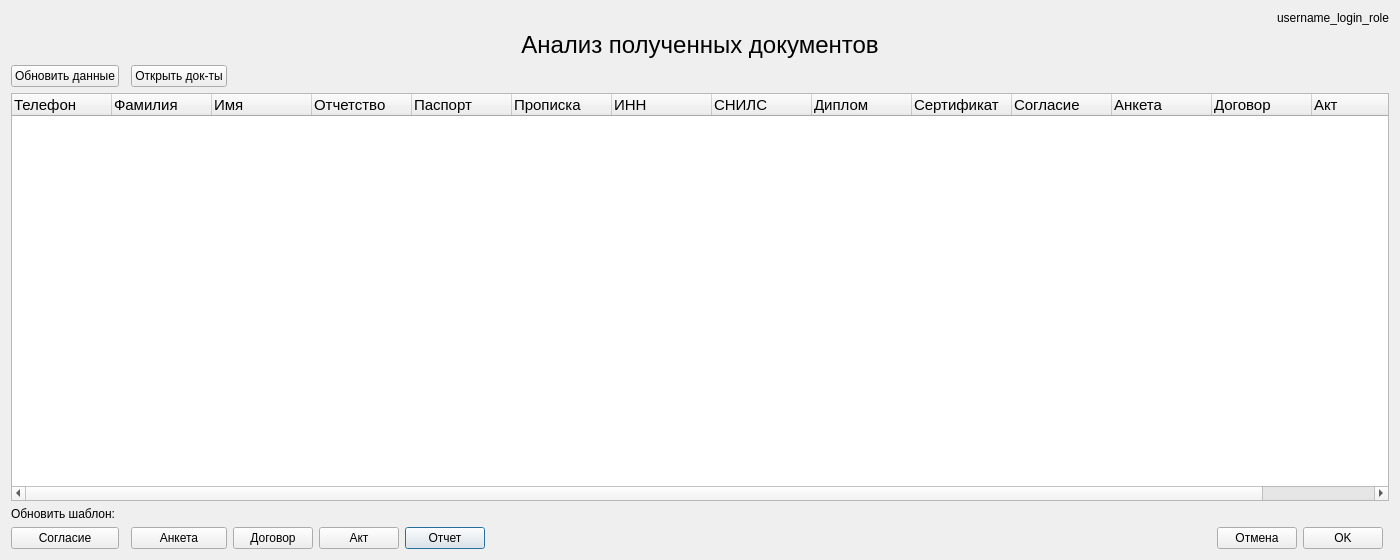
First picture: the form in Ui_designer/Ui_Analisis_list.ui, repository Vsesvet/FastComm, before the edit.
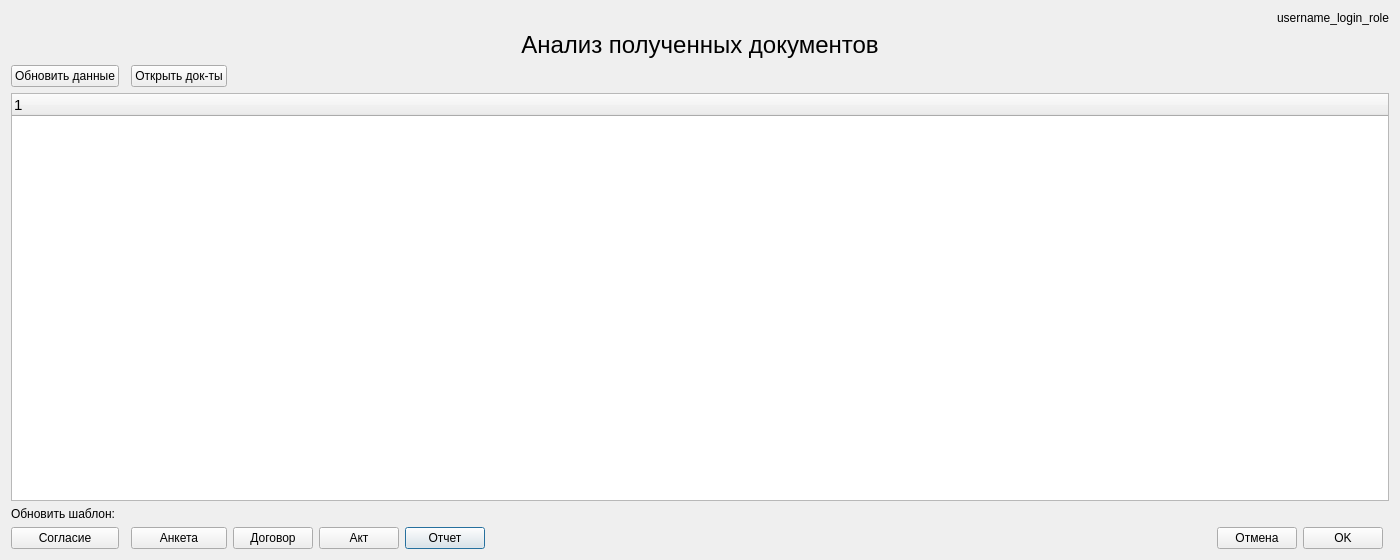
Second picture: the form after the edit.

Commit message: Реализован вывод данных в окне Анализ загруженных документов!

```diff
--- a/Ui_designer/Ui_Analisis_list.ui
+++ b/Ui_designer/Ui_Analisis_list.ui
@@ -45,81 +45,6 @@
        <pointsize>11</pointsize>
       </font>
      </property>
-     <column>
-      <property name="text">
-       <string>Телефон</string>
-      </property>
-     </column>
-     <column>
-      <property name="text">
-       <string>Фамилия</string>
-      </property>
-     </column>
-     <column>
-      <property name="text">
-       <string>Имя</string>
-      </property>
-     </column>
-     <column>
-      <property name="text">
-       <string>Отчетство</string>
-      </property>
-     </column>
-     <column>
-      <property name="text">
-       <string>Паспорт</string>
-      </property>
-     </column>
-     <column>
-      <property name="text">
-       <string>Прописка</string>
-      </property>
-     </column>
-     <column>
-      <property name="text">
-       <string>ИНН</string>
-      </property>
-     </column>
-     <column>
-      <property name="text">
-       <string>СНИЛС</string>
-      </property>
-     </column>
-     <column>
-      <property name="text">
-       <string>Диплом</string>
-      </property>
-     </column>
-     <column>
-      <property name="text">
-       <string>Сертификат</string>
-      </property>
-     </column>
-     <column>
-      <property name="text">
-       <string>Согласие</string>
-      </property>
-     </column>
-     <column>
-      <property name="text">
-       <string>Анкета</string>
-      </property>
-     </column>
-     <column>
-      <property name="text">
-       <string>Договор</string>
-      </property>
-     </column>
-     <column>
-      <property name="text">
-       <string>Акт</string>
-      </property>
-     </column>
-     <column>
-      <property name="text">
-       <string>Отчет</string>
-      </property>
-     </column>
     </widget>
    </item>
    <item row="9" column="6">
```
The commit also changes 2 other files.
